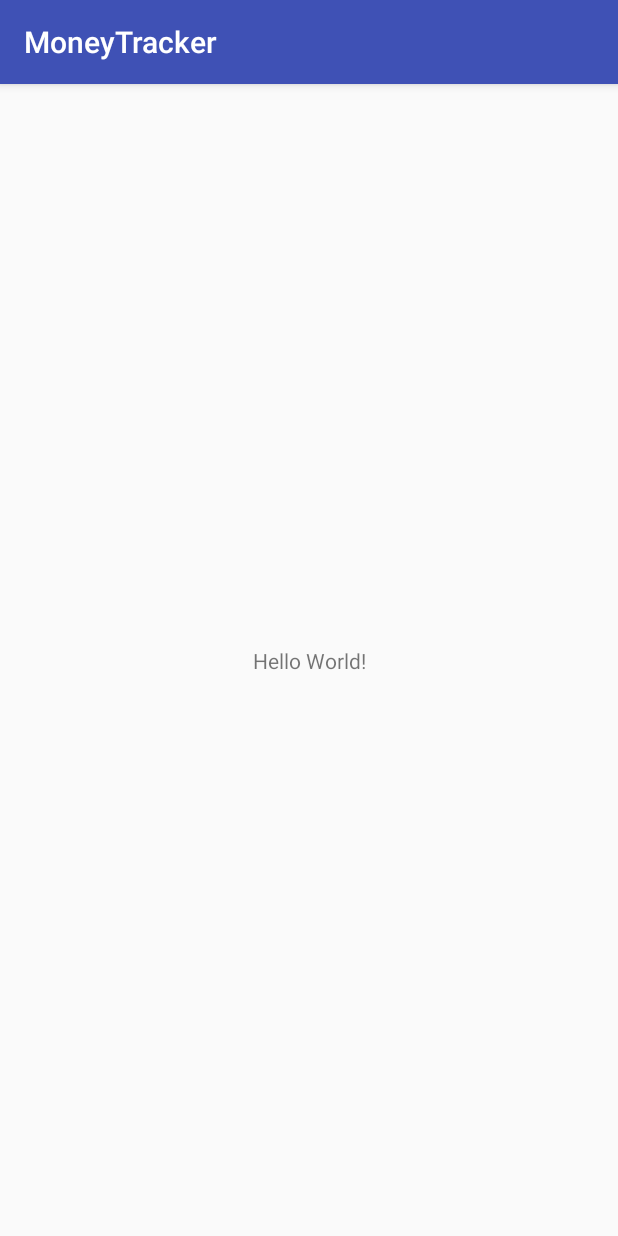
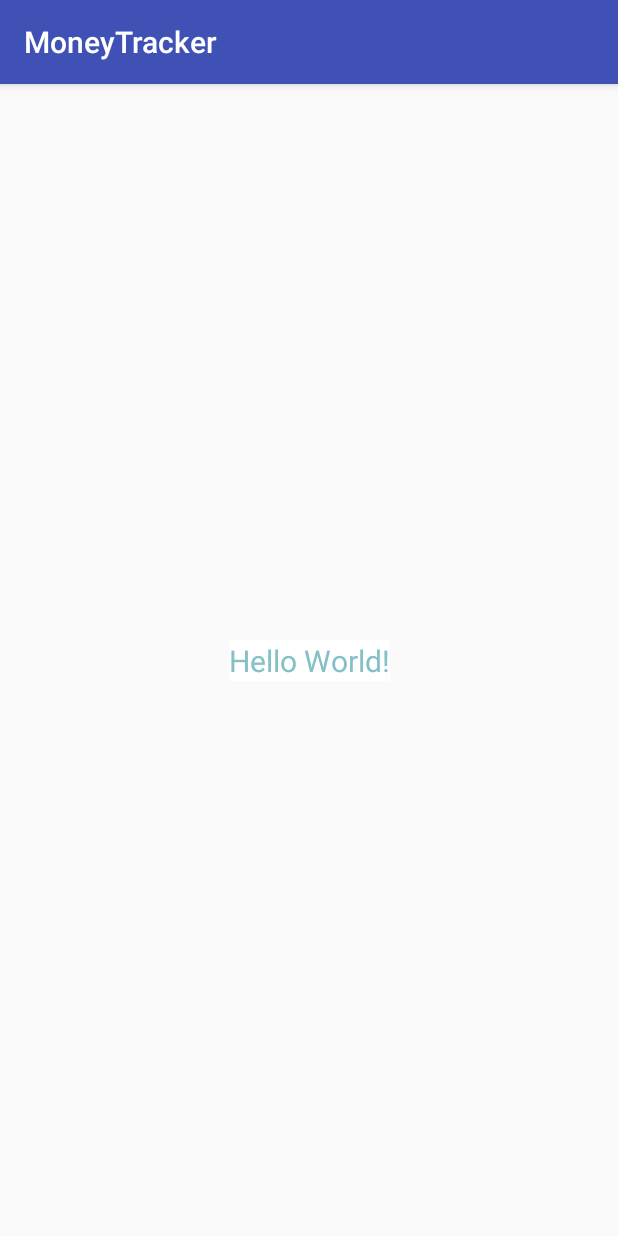
Before and after one commit to tvv-boss/MoneyTracker, an Android app: the screen it shows after launch (MainActivity), on a phone screen of 412 x 824 dp. Run offline under Robolectric (Android 15) with nearby library versions, the phone set to English and light mode, and no system bars.

Commit message:
exercise_01

```diff
--- a/app/src/main/java/com/loftschool/android/moneytracker/MainActivity.java
+++ b/app/src/main/java/com/loftschool/android/moneytracker/MainActivity.java
@@ -1,13 +1,44 @@
 package com.loftschool.android.moneytracker;
 
+import android.os.Bundle;
 import android.support.v7.app.AppCompatActivity;
-import android.os.Bundle;
+import android.util.Log;
 
 public class MainActivity extends AppCompatActivity {
+    private static final String TAG = "MainActivity";
 
     @Override
     protected void onCreate(Bundle savedInstanceState) {
         super.onCreate(savedInstanceState);
         setContentView(R.layout.activity_main);
     }
+    @Override
+    protected void onStart() {
+        super.onStart();
+        Log.i(TAG, "onStart");
+    }
+
+    @Override
+    protected void onResume() {
+        super.onResume();
+        Log.i(TAG, "onResume");
+    }
+
+    @Override
+    protected void onPause() {
+        super.onPause();
+        Log.i(TAG, "onPause");
+    }
+
+    @Override
+    protected void onStop() {
+        super.onStop();
+        Log.i(TAG, "onStop");
+    }
+
+    @Override
+    protected void onDestroy() {
+        super.onDestroy();
+        Log.i(TAG, "onDestroy");
+    }
 }
--- a/app/src/main/res/layout/activity_main.xml
+++ b/app/src/main/res/layout/activity_main.xml
@@ -9,6 +9,9 @@
     <TextView
         android:layout_width="wrap_content"
         android:layout_height="wrap_content"
+        android:textColor="@color/colorText"
+        android:background="@color/colorBackground"
+        android:textSize="20sp"
         android:text="Hello World!"
         app:layout_constraintBottom_toBottomOf="parent"
         app:layout_constraintLeft_toLeftOf="parent"
--- a/app/src/main/res/values/colors.xml
+++ b/app/src/main/res/values/colors.xml
@@ -3,4 +3,6 @@
     <color name="colorPrimary">#3F51B5</color>
     <color name="colorPrimaryDark">#303F9F</color>
     <color name="colorAccent">#FF4081</color>
+    <color name="colorText">#84c0c5</color>
+    <color name="colorBackground">#ffffff</color>
 </resources>
```
